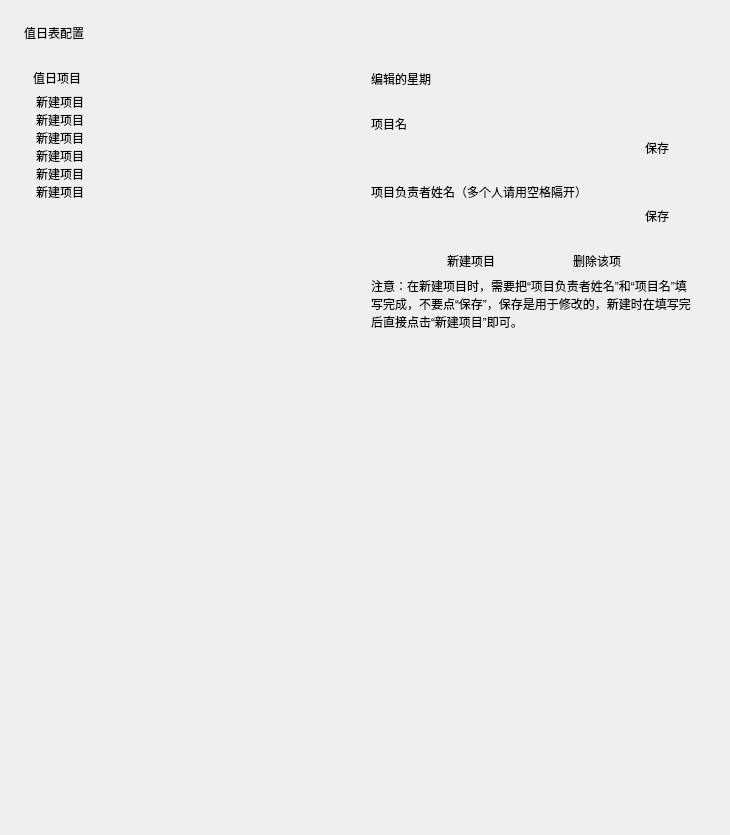
First picture: the form in Resource/ui/set_duty.ui, repository Yamikani-Flipped/LingYun-Class-Widgets, before the edit.
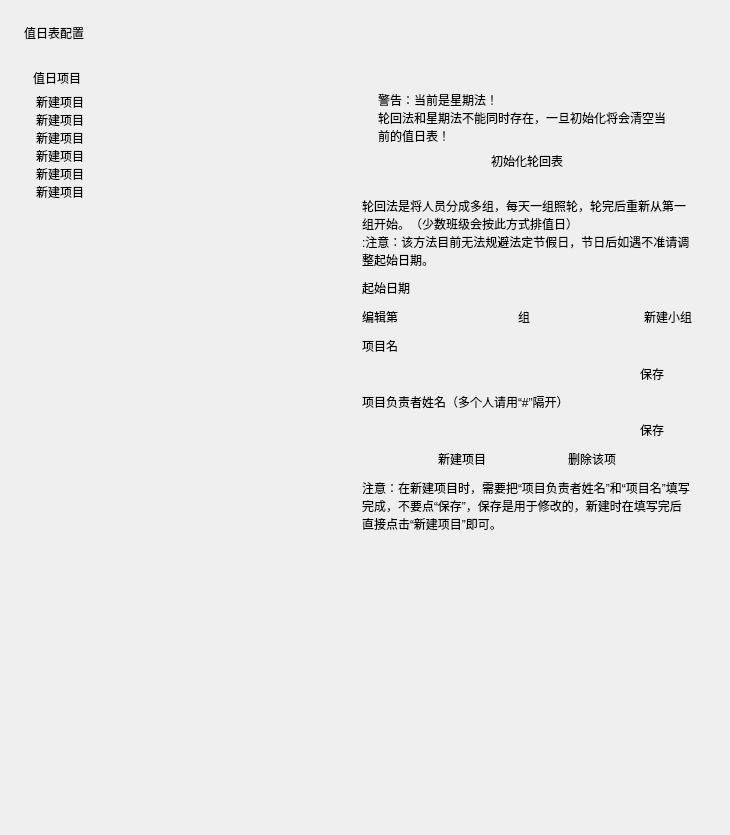
Second picture: the form after the edit. Custom widgets are drawn as their Qt base class.

The edit to the form file:
```diff
--- a/Resource/ui/set_duty.ui
+++ b/Resource/ui/set_duty.ui
@@ -56,7 +56,7 @@
         <x>0</x>
         <y>0</y>
         <width>682</width>
-        <height>755</height>
+        <height>753</height>
        </rect>
       </property>
       <layout class="QVBoxLayout" name="verticalLayout_9">
@@ -139,6 +139,165 @@
          </item>
          <item>
           <layout class="QVBoxLayout" name="verticalLayout_3">
+           <property name="spacing">
+            <number>6</number>
+           </property>
+           <item>
+            <widget class="SegmentedWidget" name="duty_SegmentedWidget"/>
+           </item>
+           <item>
+            <widget class="QStackedWidget" name="duty_stackedWidget">
+             <property name="currentIndex">
+              <number>1</number>
+             </property>
+             <widget class="QWidget" name="page">
+              <layout class="QVBoxLayout" name="verticalLayout_4">
+               <property name="leftMargin">
+                <number>0</number>
+               </property>
+               <property name="topMargin">
+                <number>0</number>
+               </property>
+               <property name="rightMargin">
+                <number>5</number>
+               </property>
+               <property name="bottomMargin">
+                <number>0</number>
+               </property>
+               <item>
+                <layout class="QVBoxLayout" name="verticalLayout_5">
+                 <property name="spacing">
+                  <number>6</number>
+                 </property>
+                 <item>
+                  <widget class="CardWidget" name="dutyw_CardWidget">
+                   <property name="minimumSize">
+                    <size>
+                     <width>0</width>
+                     <height>70</height>
+                    </size>
+                   </property>
+                   <layout class="QVBoxLayout" name="verticalLayout_8">
+                    <property name="leftMargin">
+                     <number>16</number>
+                    </property>
+                    <property name="topMargin">
+                     <number>16</number>
+                    </property>
+                    <property name="rightMargin">
+                     <number>16</number>
+                    </property>
+                    <property name="bottomMargin">
+                     <number>16</number>
+                    </property>
+                    <item>
+                     <layout class="QVBoxLayout" name="verticalLayout_32">
+                      <property name="spacing">
+                       <number>0</number>
+                      </property>
+                      <item>
+                       <widget class="SubtitleLabel" name="SubtitleLabel_2">
+                        <property name="text">
+                         <string>警告：当前是轮回法！</string>
+                        </property>
+                       </widget>
+                      </item>
+                      <item>
+                       <widget class="CaptionLabel" name="CW4_label_14">
+                        <property name="text">
+                         <string>轮回法和星期法不能同时存在，一旦初始化将会清空当前的值日表！</string>
+                        </property>
+                        <property name="wordWrap">
+                         <bool>true</bool>
+                        </property>
+                        <property name="lightColor" stdset="0">
+                         <color alpha="150">
+                          <red>0</red>
+                          <green>0</green>
+                          <blue>0</blue>
+                         </color>
+                        </property>
+                        <property name="darkColor" stdset="0">
+                         <color alpha="200">
+                          <red>255</red>
+                          <green>255</green>
+                          <blue>255</blue>
+                         </color>
+                        </property>
+                       </widget>
+                      </item>
+                     </layout>
+                    </item>
+                    <item>
+                     <layout class="QHBoxLayout" name="horizontalLayout_11">
+                      <item>
+                       <spacer name="horizontalSpacer_8">
+                        <property name="orientation">
+                         <enum>Qt::Horizontal</enum>
+                        </property>
+                        <property name="sizeHint" stdset="0">
+                         <size>
+                          <width>40</width>
+                          <height>20</height>
+                         </size>
+                        </property>
+                       </spacer>
+                      </item>
+                      <item>
+                       <widget class="PushButton" name="initializew_button">
+                        <property name="maximumSize">
+                         <size>
+                          <width>170</width>
+                          <height>16777215</height>
+                         </size>
+                        </property>
+                        <property name="text">
+                         <string>初始化星期表</string>
+                        </property>
+                       </widget>
+                      </item>
+                      <item>
+                       <spacer name="horizontalSpacer_9">
+                        <property name="orientation">
+                         <enum>Qt::Horizontal</enum>
+                        </property>
+                        <property name="sizeHint" stdset="0">
+                         <size>
+                          <width>40</width>
+                          <height>20</height>
+                         </size>
+                        </property>
+                       </spacer>
+                      </item>
+                     </layout>
+                    </item>
+                   </layout>
+                  </widget>
+                 </item>
+                 <item>
+                  <widget class="BodyLabel" name="BodyLabel_2">
+                   <property name="text">
+                    <string>星期法也就是每个星期为单位，每天都是固定的人员。</string>
+                   </property>
+                   <property name="wordWrap">
+                    <bool>true</bool>
+                   </property>
+                   <property name="lightColor" stdset="0">
+                    <color>
+                     <red>83</red>
+                     <green>83</green>
+                     <blue>83</blue>
+                    </color>
+                   </property>
+                   <property name="darkColor" stdset="0">
+                    <color>
+                     <red>171</red>
+                     <green>171</green>
+                     <blue>171</blue>
+                    </color>
+                   </property>
+                  </widget>
+                 </item>
            <item>
             <layout class="QHBoxLayout" name="horizontalLayout">
              <item>
@@ -173,19 +332,6 @@
              </item>
             </layout>
            </item>
-           <item>
-            <spacer name="horizontalSpacer">
-             <property name="orientation">
-              <enum>Qt::Horizontal</enum>
-             </property>
-             <property name="sizeHint" stdset="0">
-              <size>
-               <width>40</width>
-               <height>20</height>
-              </size>
-             </property>
-            </spacer>
-           </item>
            <item>
             <widget class="StrongBodyLabel" name="StrongBodyLabel_3">
              <property name="text">
@@ -219,23 +365,10 @@
              </item>
             </layout>
            </item>
-           <item>
-            <spacer name="horizontalSpacer_2">
-             <property name="orientation">
-              <enum>Qt::Horizontal</enum>
-             </property>
-             <property name="sizeHint" stdset="0">
-              <size>
-               <width>40</width>
-               <height>20</height>
-              </size>
-             </property>
-            </spacer>
-           </item>
            <item>
             <widget class="StrongBodyLabel" name="StrongBodyLabel_2">
              <property name="text">
-              <string>项目负责者姓名（多个人请用空格隔开）</string>
+                    <string>项目负责者姓名（多个人请用“#”隔开）</string>
              </property>
             </widget>
            </item>
@@ -265,19 +398,6 @@
              </item>
             </layout>
            </item>
-           <item>
-            <spacer name="horizontalSpacer_5">
-             <property name="orientation">
-              <enum>Qt::Horizontal</enum>
-             </property>
-             <property name="sizeHint" stdset="0">
-              <size>
-               <width>40</width>
-               <height>20</height>
-              </size>
-             </property>
-            </spacer>
-           </item>
            <item>
             <layout class="QHBoxLayout" name="horizontalLayout_4">
              <item>
@@ -335,7 +455,7 @@
             </layout>
            </item>
            <item>
-            <widget class="BodyLabel" name="BodyLabel">
+                  <widget class="BodyLabel" name="BodyLabel_5">
              <property name="text">
               <string>注意：在新建项目时，需要把“项目负责者姓名”和“项目名”填写完成，不要点“保存”，保存是用于修改的，新建时在填写完后直接点击“新建项目”即可。</string>
              </property>
@@ -359,7 +479,7 @@
             </widget>
            </item>
            <item>
-            <spacer name="verticalSpacer">
+                  <spacer name="verticalSpacer_3">
              <property name="orientation">
               <enum>Qt::Vertical</enum>
              </property>
@@ -370,6 +490,386 @@
               </size>
              </property>
             </spacer>
+                 </item>
+                </layout>
+               </item>
+              </layout>
+             </widget>
+             <widget class="QWidget" name="page_2">
+              <layout class="QVBoxLayout" name="verticalLayout_7">
+               <property name="leftMargin">
+                <number>0</number>
+               </property>
+               <property name="topMargin">
+                <number>0</number>
+               </property>
+               <property name="rightMargin">
+                <number>5</number>
+               </property>
+               <property name="bottomMargin">
+                <number>0</number>
+               </property>
+               <item>
+                <layout class="QVBoxLayout" name="verticalLayout_6">
+                 <property name="spacing">
+                  <number>10</number>
+                 </property>
+                 <item>
+                  <widget class="CardWidget" name="dutyw2_CardWidget">
+                   <property name="minimumSize">
+                    <size>
+                     <width>0</width>
+                     <height>70</height>
+                    </size>
+                   </property>
+                   <layout class="QVBoxLayout" name="verticalLayout_10">
+                    <property name="leftMargin">
+                     <number>16</number>
+                    </property>
+                    <property name="topMargin">
+                     <number>16</number>
+                    </property>
+                    <property name="rightMargin">
+                     <number>16</number>
+                    </property>
+                    <property name="bottomMargin">
+                     <number>16</number>
+                    </property>
+                    <item>
+                     <layout class="QVBoxLayout" name="verticalLayout_33">
+                      <property name="spacing">
+                       <number>0</number>
+                      </property>
+                      <item>
+                       <widget class="SubtitleLabel" name="SubtitleLabel_3">
+                        <property name="text">
+                         <string>警告：当前是星期法！</string>
+                        </property>
+                       </widget>
+                      </item>
+                      <item>
+                       <widget class="CaptionLabel" name="CW4_label_15">
+                        <property name="text">
+                         <string>轮回法和星期法不能同时存在，一旦初始化将会清空当前的值日表！</string>
+                        </property>
+                        <property name="wordWrap">
+                         <bool>true</bool>
+                        </property>
+                        <property name="lightColor" stdset="0">
+                         <color alpha="150">
+                          <red>0</red>
+                          <green>0</green>
+                          <blue>0</blue>
+                         </color>
+                        </property>
+                        <property name="darkColor" stdset="0">
+                         <color alpha="200">
+                          <red>255</red>
+                          <green>255</green>
+                          <blue>255</blue>
+                         </color>
+                        </property>
+                       </widget>
+                      </item>
+                     </layout>
+                    </item>
+                    <item>
+                     <layout class="QHBoxLayout" name="horizontalLayout_12">
+                      <item>
+                       <spacer name="horizontalSpacer_10">
+                        <property name="orientation">
+                         <enum>Qt::Horizontal</enum>
+                        </property>
+                        <property name="sizeHint" stdset="0">
+                         <size>
+                          <width>40</width>
+                          <height>20</height>
+                         </size>
+                        </property>
+                       </spacer>
+                      </item>
+                      <item>
+                       <widget class="PushButton" name="initializew2_button">
+                        <property name="maximumSize">
+                         <size>
+                          <width>170</width>
+                          <height>16777215</height>
+                         </size>
+                        </property>
+                        <property name="text">
+                         <string>初始化轮回表</string>
+                        </property>
+                       </widget>
+                      </item>
+                      <item>
+                       <spacer name="horizontalSpacer_13">
+                        <property name="orientation">
+                         <enum>Qt::Horizontal</enum>
+                        </property>
+                        <property name="sizeHint" stdset="0">
+                         <size>
+                          <width>40</width>
+                          <height>20</height>
+                         </size>
+                        </property>
+                       </spacer>
+                      </item>
+                     </layout>
+                    </item>
+                   </layout>
+                  </widget>
+                 </item>
+                 <item>
+                  <widget class="BodyLabel" name="BodyLabel_3">
+                   <property name="text">
+                    <string>轮回法是将人员分成多组，每天一组照轮，轮完后重新从第一组开始。（少数班级会按此方式排值日）
+:注意：该方法目前无法规避法定节假日，节日后如遇不准请调整起始日期。</string>
+                   </property>
+                   <property name="wordWrap">
+                    <bool>true</bool>
+                   </property>
+                   <property name="lightColor" stdset="0">
+                    <color>
+                     <red>83</red>
+                     <green>83</green>
+                     <blue>83</blue>
+                    </color>
+                   </property>
+                   <property name="darkColor" stdset="0">
+                    <color>
+                     <red>171</red>
+                     <green>171</green>
+                     <blue>171</blue>
+                    </color>
+                   </property>
+                  </widget>
+                 </item>
+                 <item>
+                  <layout class="QHBoxLayout" name="horizontalLayout_10">
+                   <item>
+                    <widget class="StrongBodyLabel" name="StrongBodyLabel_8">
+                     <property name="text">
+                      <string>起始日期</string>
+                     </property>
+                    </widget>
+                   </item>
+                   <item>
+                    <widget class="ZhDatePicker" name="again_ZhDatePicker"/>
+                   </item>
+                  </layout>
+                 </item>
+                 <item>
+                  <layout class="QHBoxLayout" name="horizontalLayout_5">
+                   <item>
+                    <widget class="StrongBodyLabel" name="StrongBodyLabel_4">
+                     <property name="text">
+                      <string>编辑第</string>
+                     </property>
+                    </widget>
+                   </item>
+                   <item>
+                    <widget class="ComboBox" name="again_box">
+                     <property name="minimumSize">
+                      <size>
+                       <width>100</width>
+                       <height>0</height>
+                      </size>
+                     </property>
+                    </widget>
+                   </item>
+                   <item>
+                    <widget class="StrongBodyLabel" name="StrongBodyLabel_5">
+                     <property name="text">
+                      <string>组</string>
+                     </property>
+                    </widget>
+                   </item>
+                   <item>
+                    <spacer name="horizontalSpacer_4">
+                     <property name="orientation">
+                      <enum>Qt::Horizontal</enum>
+                     </property>
+                     <property name="sizeHint" stdset="0">
+                      <size>
+                       <width>40</width>
+                       <height>20</height>
+                      </size>
+                     </property>
+                    </spacer>
+                   </item>
+                   <item>
+                    <widget class="PrimaryPushButton" name="again_new_PrimaryPushButton">
+                     <property name="text">
+                      <string>新建小组</string>
+                     </property>
+                    </widget>
+                   </item>
+                  </layout>
+                 </item>
+                 <item>
+                  <widget class="StrongBodyLabel" name="StrongBodyLabel_6">
+                   <property name="text">
+                    <string>项目名</string>
+                   </property>
+                  </widget>
+                 </item>
+                 <item>
+                  <layout class="QHBoxLayout" name="horizontalLayout_7">
+                   <item>
+                    <widget class="LineEdit" name="again_project_Edit"/>
+                   </item>
+                   <item>
+                    <widget class="PushButton" name="again_project_Button">
+                     <property name="minimumSize">
+                      <size>
+                       <width>80</width>
+                       <height>0</height>
+                      </size>
+                     </property>
+                     <property name="maximumSize">
+                      <size>
+                       <width>100</width>
+                       <height>16777215</height>
+                      </size>
+                     </property>
+                     <property name="text">
+                      <string>保存</string>
+                     </property>
+                    </widget>
+                   </item>
+                  </layout>
+                 </item>
+                 <item>
+                  <widget class="StrongBodyLabel" name="StrongBodyLabel_7">
+                   <property name="text">
+                    <string>项目负责者姓名（多个人请用“#”隔开）</string>
+                   </property>
+                  </widget>
+                 </item>
+                 <item>
+                  <layout class="QHBoxLayout" name="horizontalLayout_8">
+                   <item>
+                    <widget class="LineEdit" name="again_name_Edit"/>
+                   </item>
+                   <item>
+                    <widget class="PushButton" name="again_name_Button">
+                     <property name="minimumSize">
+                      <size>
+                       <width>80</width>
+                       <height>0</height>
+                      </size>
+                     </property>
+                     <property name="maximumSize">
+                      <size>
+                       <width>100</width>
+                       <height>16777215</height>
+                      </size>
+                     </property>
+                     <property name="text">
+                      <string>保存</string>
+                     </property>
+                    </widget>
+                   </item>
+                  </layout>
+                 </item>
+                 <item>
+                  <layout class="QHBoxLayout" name="horizontalLayout_9">
+                   <item>
+                    <spacer name="horizontalSpacer_11">
+                     <property name="orientation">
+                      <enum>Qt::Horizontal</enum>
+                     </property>
+                     <property name="sizeHint" stdset="0">
+                      <size>
+                       <width>40</width>
+                       <height>20</height>
+                      </size>
+                     </property>
+                    </spacer>
+                   </item>
+                   <item>
+                    <widget class="PrimaryPushButton" name="again_Add_Button">
+                     <property name="minimumSize">
+                      <size>
+                       <width>120</width>
+                       <height>0</height>
+                      </size>
+                     </property>
+                     <property name="text">
+                      <string>新建项目</string>
+                     </property>
+                    </widget>
+                   </item>
+                   <item>
+                    <widget class="PrimaryPushButton" name="again_Del_Button">
+                     <property name="minimumSize">
+                      <size>
+                       <width>120</width>
+                       <height>0</height>
+                      </size>
+                     </property>
+                     <property name="text">
+                      <string>删除该项</string>
+                     </property>
+                    </widget>
+                   </item>
+                   <item>
+                    <spacer name="horizontalSpacer_12">
+                     <property name="orientation">
+                      <enum>Qt::Horizontal</enum>
+                     </property>
+                     <property name="sizeHint" stdset="0">
+                      <size>
+                       <width>40</width>
+                       <height>20</height>
+                      </size>
+                     </property>
+                    </spacer>
+                   </item>
+                  </layout>
+                 </item>
+                 <item>
+                  <widget class="BodyLabel" name="BodyLabel_6">
+                   <property name="text">
+                    <string>注意：在新建项目时，需要把“项目负责者姓名”和“项目名”填写完成，不要点“保存”，保存是用于修改的，新建时在填写完后直接点击“新建项目”即可。</string>
+                   </property>
+                   <property name="wordWrap">
+                    <bool>true</bool>
+                   </property>
+                   <property name="lightColor" stdset="0">
+                    <color>
+                     <red>83</red>
+                     <green>83</green>
+                     <blue>83</blue>
+                    </color>
+                   </property>
+                   <property name="darkColor" stdset="0">
+                    <color>
+                     <red>171</red>
+                     <green>171</green>
+                     <blue>171</blue>
+                    </color>
+                   </property>
+                  </widget>
+                 </item>
+                 <item>
+                  <spacer name="verticalSpacer_4">
+                   <property name="orientation">
+                    <enum>Qt::Vertical</enum>
+                   </property>
+                   <property name="sizeHint" stdset="0">
+                    <size>
+                     <width>20</width>
+                     <height>40</height>
+                    </size>
+                   </property>
+                  </spacer>
+                 </item>
+                </layout>
+               </item>
+              </layout>
+             </widget>
+            </widget>
            </item>
           </layout>
          </item>
@@ -402,12 +902,33 @@
    <extends>QWidget</extends>
    <header>qfluentwidgets</header>
   </customwidget>
+  <customwidget>
+   <class>CardWidget</class>
+   <extends>QFrame</extends>
+   <header>qfluentwidgets</header>
+   <container>1</container>
+  </customwidget>
   <customwidget>
    <class>SmoothScrollArea</class>
    <extends>QScrollArea</extends>
    <header>qfluentwidgets</header>
    <container>1</container>
   </customwidget>
+  <customwidget>
+   <class>DatePicker</class>
+   <extends>QPushButton</extends>
+   <header>qfluentwidgets</header>
+  </customwidget>
+  <customwidget>
+   <class>ZhDatePicker</class>
+   <extends>DatePicker</extends>
+   <header>qfluentwidgets</header>
+  </customwidget>
+  <customwidget>
+   <class>CaptionLabel</class>
+   <extends>QLabel</extends>
+   <header>qfluentwidgets</header>
+  </customwidget>
   <customwidget>
    <class>BodyLabel</class>
    <extends>QLabel</extends>
@@ -428,6 +949,16 @@
    <extends>QLabel</extends>
    <header>qfluentwidgets</header>
   </customwidget>
+  <customwidget>
+   <class>Pivot</class>
+   <extends>QWidget</extends>
+   <header>qfluentwidgets</header>
+  </customwidget>
+  <customwidget>
+   <class>SegmentedWidget</class>
+   <extends>Pivot</extends>
+   <header>qfluentwidgets</header>
+  </customwidget>
   <customwidget>
    <class>LineEdit</class>
    <extends>QLineEdit</extends>
```
Left out of the diff: 4 changed lines with no effect on the pictures. Lines whose indentation alone changed are shown as unchanged.
